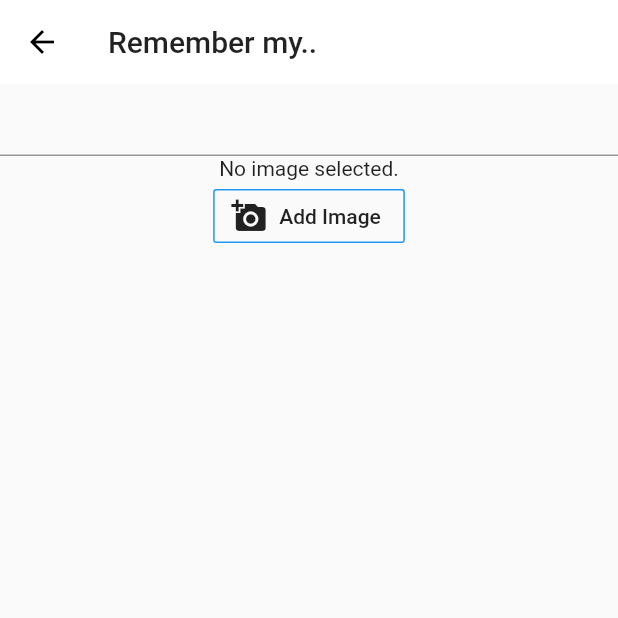
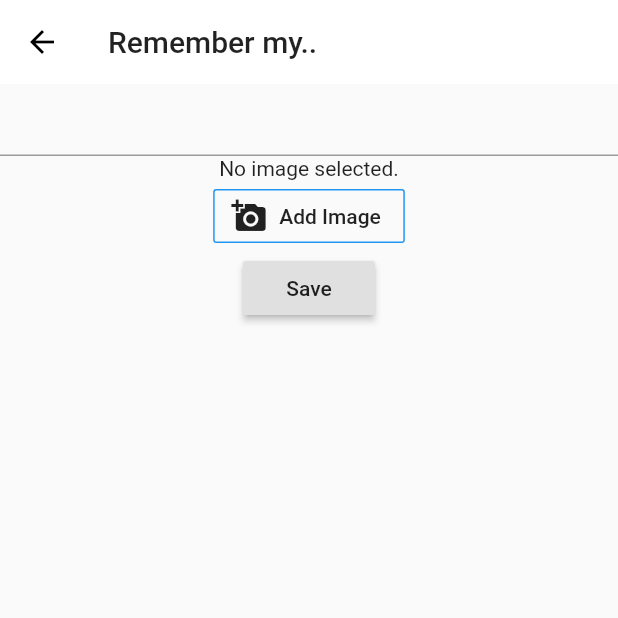
Before and after one commit to lohanidamodar/flutter_iremember, a Flutter app: the AddPage screen opened directly, on a phone screen of 412 x 824 dp, the top half of it. Run offline on Flutter 3.47's test engine with Material 2 defaults, Android fonts, the phone set to English and light mode, and no system bars; our stand-ins replace image_picker, sqflite; accounts and stored records are empty.

```diff
--- a/lib/src/form_inputs/image.dart
+++ b/lib/src/form_inputs/image.dart
@@ -4,6 +4,10 @@ import 'package:flutter/material.dart';
 import 'package:image_picker/image_picker.dart';
 
 class ImageInput extends StatefulWidget {
+  final Function onImagePicked;
+
+  ImageInput({this.onImagePicked});
+
   @override
     State<StatefulWidget> createState() {
       return _ImageInputState();
@@ -45,7 +49,7 @@ class _ImageInputState extends State<ImageInput> {
   Future getImage(ImageSource source) async {
     Navigator.pop(context);
     var image = await ImagePicker.pickImage(source: source);
-
+    widget.onImagePicked(image);
     setState(() {
       _image = image;
     });
--- a/lib/src/pages/add.dart
+++ b/lib/src/pages/add.dart
@@ -1,7 +1,19 @@
+import 'dart:io';
+
 import 'package:flutter/material.dart';
 import 'package:i_remember/src/form_inputs/image.dart';
 
 class AddPage extends StatelessWidget {
+  File _image;
+
+  _imagePicked(File image) {
+    _image = image;
+  }
+
+  _save() {
+
+  }
+
   @override
     Widget build(BuildContext context) {
       return Scaffold(
@@ -13,7 +25,8 @@ class AddPage extends StatelessWidget {
           child: Column(
             children: <Widget>[
               TextField(),
-              ImageInput()
+              ImageInput(onImagePicked: _imagePicked,),
+              RaisedButton(child: Text('Save'),onPressed: _save,)
             ],
           ),
         ),
```
